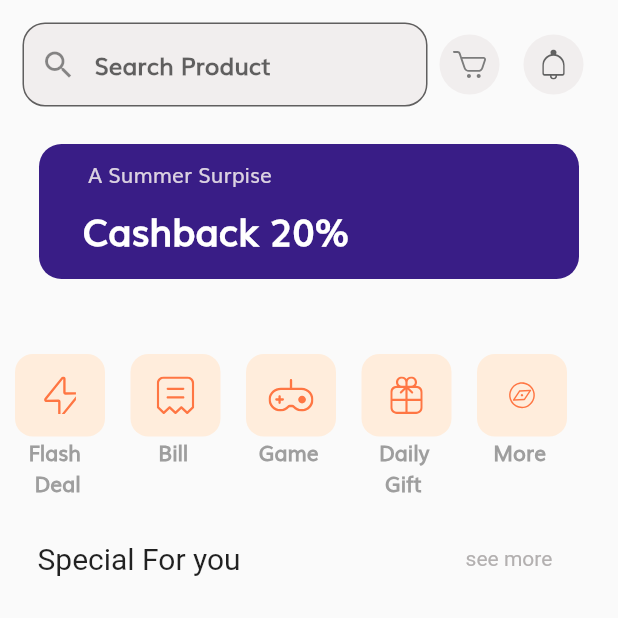
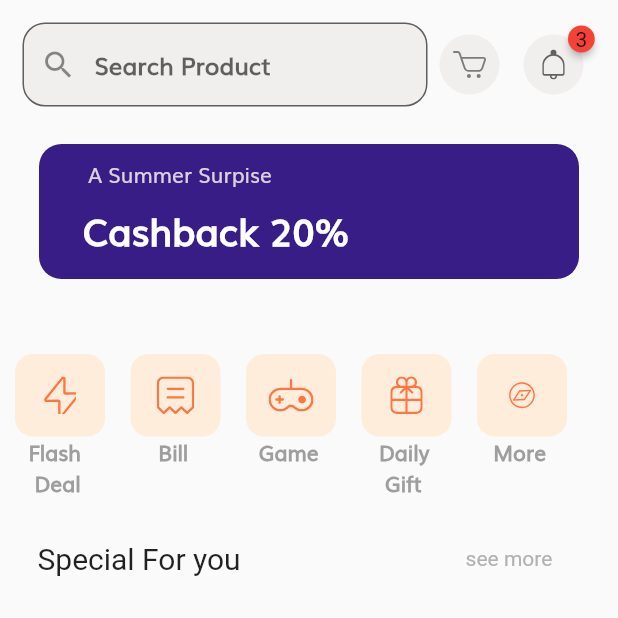
Before and after one commit to tuqa99/E-commerce_App, a Flutter app: the Home screen opened directly, on a phone screen of 412 x 824 dp, the top half of it. Run offline on Flutter 3.47's test engine with Material 2 defaults, Android fonts, the phone set to English and light mode, and no system bars; drawn by our look-alikes of badges; our stand-ins replace banner_carousel, flutter_svg, smooth_page_indicator.

Commit message:
home page

```diff
--- a/lib/screens/home.dart
+++ b/lib/screens/home.dart
@@ -1,5 +1,6 @@
 import 'package:flutter/material.dart';
 import 'package:flutter_svg/svg.dart';
+import 'package:badges/badges.dart';
 
 class Home extends StatefulWidget {
   const Home({super.key});
@@ -122,9 +123,13 @@ class _HomeState extends State<Home> {
                       Padding(
                         padding: const EdgeInsets.all(8.0),
                         child: CircleAvatar(
-                          backgroundColor: Color.fromARGB(255, 241, 238, 238),
-                          child: SvgPicture.asset('assets/icons/Bell.svg'),
-                        ),
+                            backgroundColor: Color.fromARGB(255, 241, 238, 238),
+                            child: Badge(
+                              position:
+                                  BadgePosition.topEnd(top: -20, end: -20),
+                              badgeContent: Text('3'),
+                              child: SvgPicture.asset('assets/icons/Bell.svg'),
+                            )),
                       ),
                     ],
                   ),
--- a/pubspec.yaml
+++ b/pubspec.yaml
@@ -39,7 +39,7 @@ dependencies:
   banner_carousel:
   lottie: ^2.3.2
   smooth_page_indicator: ^1.1.0
-
+  badges:
 dev_dependencies:
   flutter_test:
     sdk: flutter
```
Also changed, not shown: pubspec.lock.
